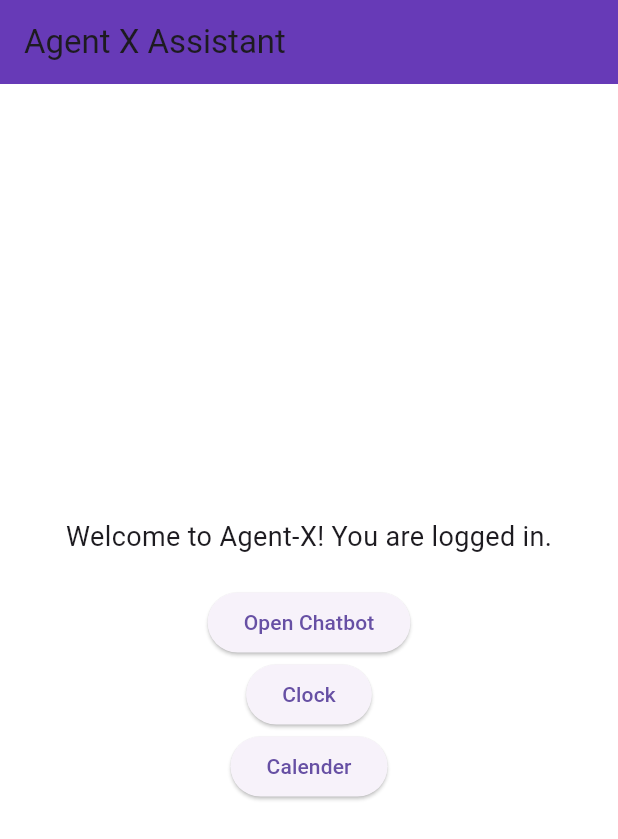
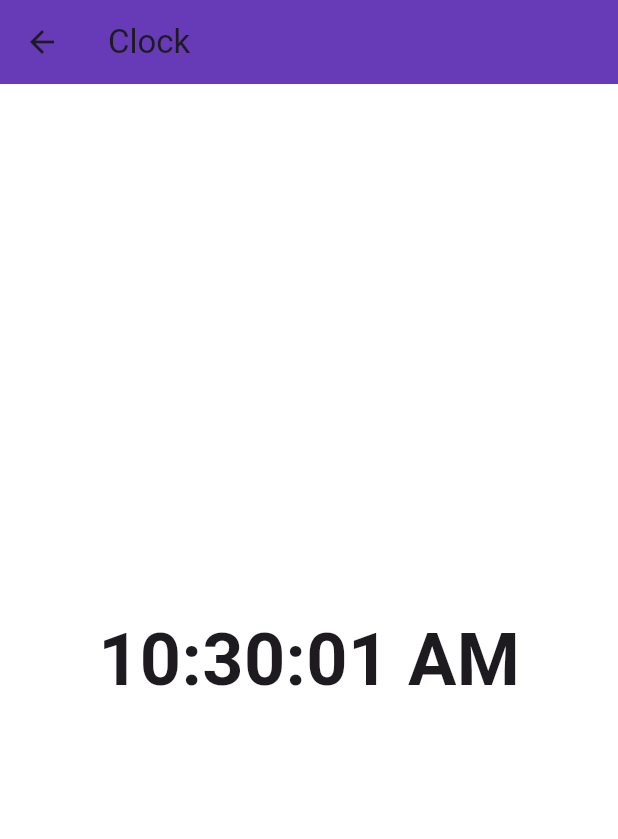
Before and after one commit to IDKSAM27/Agent_X_, a Flutter app: the HomeScreen screen opened directly, after a tap on "Clock", on a phone screen of 412 x 824 dp. Shown: the top 839 px of the screen. Run offline on Flutter 3.47's test engine with Material 3 defaults, Android fonts, the phone set to English and light mode, and no system bars; our stand-ins replace cloud_firestore, firebase_auth, firebase_core, flutter_dotenv, google_sign_in; accounts and stored records are empty.

Commit message:
Demo clock stuff added

```diff
--- a/lib/home_screen.dart
+++ b/lib/home_screen.dart
@@ -9,15 +9,18 @@ class HomeScreen extends StatelessWidget {
   Widget build(BuildContext context) {
     return Scaffold(
       appBar: AppBar(title: const Text('Agent X Assistant')),
-      body: Center(
+      body: Column(
+        children: [
+          // Top content
+          Expanded(
+            child: Center(
               child: Column(
-          mainAxisAlignment: MainAxisAlignment.center,
+                mainAxisSize: MainAxisSize.min,
                 children: [
                   const Text(
                     'Welcome to Agent-X! You are logged in.',
                     style: TextStyle(fontSize: 18),
                   ),
-
                   const SizedBox(height: 20),
                   ElevatedButton(
                     onPressed: () {
@@ -31,12 +34,41 @@ class HomeScreen extends StatelessWidget {
                     },
                     child: const Text("Open Chatbot"),
                   ),
-
-            ElevatedButton(onPressed: () {}, child: const Text("Clock")),
-
-            ElevatedButton(onPressed: () {}, child: const Text("Calender")),
                 ],
               ),
+            ),
+          ),
+
+          // Bottom buttons (Clock and Calendar)
+          Padding(
+            padding: const EdgeInsets.symmetric(
+              horizontal: 16.0,
+              vertical: 24.0,
+            ),
+            child: Row(
+              mainAxisAlignment: MainAxisAlignment.spaceBetween,
+              children: [
+                ElevatedButton(
+                  onPressed: () {
+                    Navigator.push(
+                      context,
+                      MaterialPageRoute(
+                        builder: (context) => const ClockScreen(),
+                      ),
+                    );
+                  },
+                  child: const Text("Clock"),
+                ),
+                ElevatedButton(
+                  onPressed: () {
+                    // Add calendar navigation here
+                  },
+                  child: const Text("Calendar"),
+                ),
+              ],
+            ),
+          ),
+        ],
       ),
     );
   }
--- a/lib/screens/clock_screen.dart
+++ b/lib/screens/clock_screen.dart
@@ -0,0 +1,52 @@
+import 'package:flutter/material.dart';
+import 'dart:async';
+import 'package:intl/intl.dart'; // Add this to pubspec.yaml if not already
+
+class ClockScreen extends StatefulWidget {
+  const ClockScreen({super.key});
+
+  @override
+  State<ClockScreen> createState() => _ClockScreenState();
+}
+
+class _ClockScreenState extends State<ClockScreen> {
+  late Timer _timer;
+  String _currentTime = '';
+
+  @override
+  void initState() {
+    super.initState();
+    _updateTime();
+    _timer = Timer.periodic(
+      const Duration(seconds: 1),
+      (timer) => _updateTime(),
+    );
+  }
+
+  void _updateTime() {
+    final now = DateTime.now();
+    final formattedTime = DateFormat('hh:mm:ss a').format(now);
+    setState(() {
+      _currentTime = formattedTime;
+    });
+  }
+
+  @override
+  void dispose() {
+    _timer.cancel();
+    super.dispose();
+  }
+
+  @override
+  Widget build(BuildContext context) {
+    return Scaffold(
+      appBar: AppBar(title: const Text('Clock')),
+      body: Center(
+        child: Text(
+          _currentTime,
+          style: const TextStyle(fontSize: 48, fontWeight: FontWeight.bold),
+        ),
+      ),
+    );
+  }
+}
--- a/pubspec.yaml
+++ b/pubspec.yaml
@@ -17,6 +17,7 @@ dependencies:
   http: ^1.2.1
   flutter_dotenv: ^5.1.0
   cloud_firestore: ^4.15.0
+  intl: ^0.18.1
 
 dev_dependencies:
   flutter_test:
```
Also changed, not shown: pubspec.lock. Lines whose indentation alone changed are shown as unchanged.
